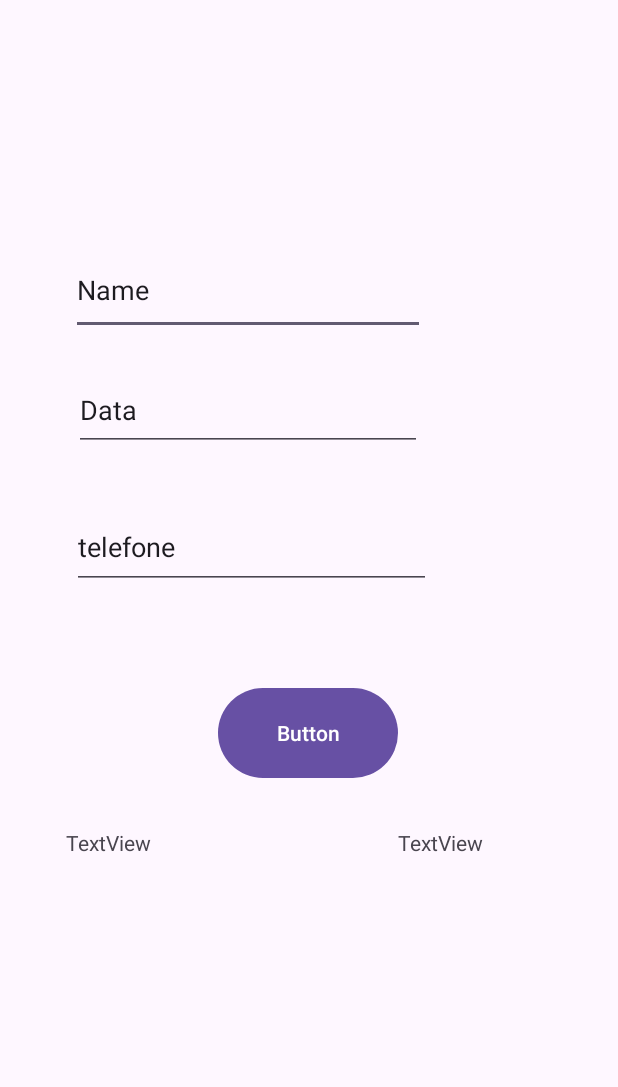
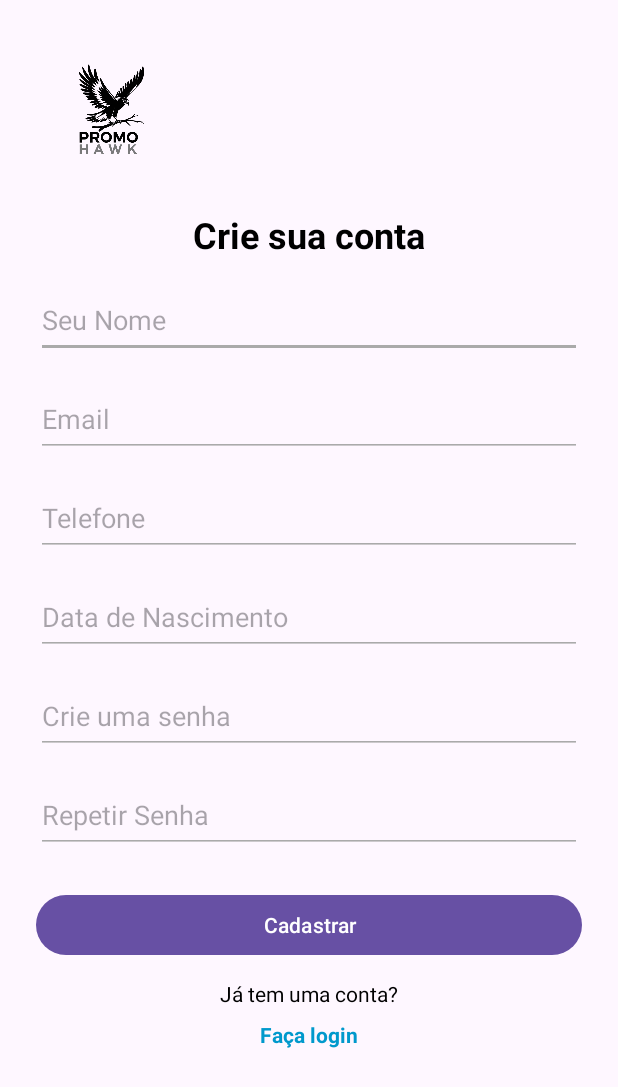
Before and after one commit to ddasni/PromoHawk_Mobile, an Android app: the Cadastro screen opened directly, with no data from a screen before it, on a phone screen of 412 x 824 dp. Shown: the top 1087 px of the screen. Run offline under Robolectric (Android 15) with nearby library versions, the phone set to English and light mode, and no system bars.

Commit message:
pagina cadastro.java e Login.java, funcionando e bonitinhas, erros feitos(fazer a pagina do esqueceu a senha, home)

```diff
--- a/app/src/main/AndroidManifest.xml
+++ b/app/src/main/AndroidManifest.xml
@@ -12,6 +12,9 @@
         android:supportsRtl="true"
         android:theme="@style/Theme.Promohawk"
         tools:targetApi="31">
+        <activity
+            android:name=".RecuperarSenha"
+            android:exported="false" />
         <activity
             android:name=".Home"
             android:exported="false" />
--- a/app/src/main/java/com/example/promohawk/Cadastro.java
+++ b/app/src/main/java/com/example/promohawk/Cadastro.java
@@ -1,24 +1,76 @@
 package com.example.promohawk;
 
+import android.content.Intent;
 import android.os.Bundle;
+import android.text.InputFilter;
+import android.widget.Button;
+import android.widget.EditText;
+import android.widget.TextView;
+import android.widget.Toast;
 
-import androidx.activity.EdgeToEdge;
 import androidx.appcompat.app.AppCompatActivity;
-import androidx.core.graphics.Insets;
-import androidx.core.view.ViewCompat;
-import androidx.core.view.WindowInsetsCompat;
 
 public class Cadastro extends AppCompatActivity {
+
+    private EditText editNomeUsuario, editEmail, editData, editTelefone, editSenha, editConfirmarSenha;
+    private Button btnCadastrar;
+    private TextView txtLogin, txtNs;
 
     @Override
     protected void onCreate(Bundle savedInstanceState) {
         super.onCreate(savedInstanceState);
-        EdgeToEdge.enable(this);
         setContentView(R.layout.activity_cadastro);
-        ViewCompat.setOnApplyWindowInsetsListener(findViewById(R.id.main), (v, insets) -> {
-            Insets systemBars = insets.getInsets(WindowInsetsCompat.Type.systemBars());
-            v.setPadding(systemBars.left, systemBars.top, systemBars.right, systemBars.bottom);
-            return insets;
+
+        editNomeUsuario = findViewById(R.id.EditNusuario);
+        editEmail = findViewById(R.id.EditEmail1);
+        editData = findViewById(R.id.Editdata);
+        editTelefone = findViewById(R.id.EditTelefone);
+        editSenha = findViewById(R.id.EditSenhaC);
+        editConfirmarSenha = findViewById(R.id.EditSenhaC1);
+        btnCadastrar = findViewById(R.id.btnEntrar1);
+        txtLogin = findViewById(R.id.txtLogin1);
+        txtNs = findViewById(R.id.txtNs); // ignorado
+
+        // Aplica limites de caracteres
+        editNomeUsuario.setFilters(new InputFilter[]{new InputFilter.LengthFilter(50)});
+        editEmail.setFilters(new InputFilter[]{new InputFilter.LengthFilter(100)});
+        editData.setFilters(new InputFilter[]{new InputFilter.LengthFilter(10)});
+        editTelefone.setFilters(new InputFilter[]{new InputFilter.LengthFilter(11)});
+        editSenha.setFilters(new InputFilter[]{new InputFilter.LengthFilter(20)});
+        editConfirmarSenha.setFilters(new InputFilter[]{new InputFilter.LengthFilter(20)});
+
+        btnCadastrar.setOnClickListener(v -> {
+            String nome = editNomeUsuario.getText().toString().trim();
+            String email = editEmail.getText().toString().trim();
+            String data = editData.getText().toString().trim();
+            String telefone = editTelefone.getText().toString().trim();
+            String senha = editSenha.getText().toString();
+            String confirmarSenha = editConfirmarSenha.getText().toString();
+
+            if (nome.isEmpty() || email.isEmpty() || data.isEmpty() || telefone.isEmpty() || senha.isEmpty() || confirmarSenha.isEmpty()) {
+                Toast.makeText(this, "Preencha todos os campos.", Toast.LENGTH_SHORT).show();
+                return;
+            }
+
+            if (!email.endsWith("@gmail.com")) {
+                Toast.makeText(this, "O e-mail deve ser @gmail.com", Toast.LENGTH_SHORT).show();
+                return;
+            }
+
+            if (!senha.equals(confirmarSenha)) {
+                Toast.makeText(this, "As senhas não coincidem.", Toast.LENGTH_SHORT).show();
+                return;
+            }
+
+            // Se tudo estiver certo, só então vai para a tela de verificação
+            Intent intent = new Intent(Cadastro.this, Home.class);
+            startActivity(intent);
+        });
+
+        txtLogin.setOnClickListener(v -> {
+            Intent intent = new Intent(Cadastro.this, Login.class);
+            startActivity(intent);
+            finish();
         });
     }
 }
--- a/app/src/main/java/com/example/promohawk/MainActivity.java
+++ b/app/src/main/java/com/example/promohawk/MainActivity.java
@@ -17,7 +17,7 @@ public class MainActivity extends AppCompatActivity {
         new Handler(Looper.getMainLooper()).postDelayed(new Runnable() {
             @Override
             public void run() {
-                Intent intent = new Intent(MainActivity.this, Home.class);
+                Intent intent = new Intent(MainActivity.this, Login.class);
                 MainActivity.this.startActivity(intent);
                 MainActivity.this.finish();
             }
--- a/app/src/main/res/layout/activity_cadastro.xml
+++ b/app/src/main/res/layout/activity_cadastro.xml
@@ -1,75 +1,150 @@
 <?xml version="1.0" encoding="utf-8"?>
-<androidx.constraintlayout.widget.ConstraintLayout xmlns:android="http://schemas.android.com/apk/res/android"
+<androidx.constraintlayout.widget.ConstraintLayout
+    xmlns:android="http://schemas.android.com/apk/res/android"
     xmlns:app="http://schemas.android.com/apk/res-auto"
     xmlns:tools="http://schemas.android.com/tools"
-    android:id="@+id/main"
     android:layout_width="match_parent"
     android:layout_height="match_parent"
+    android:padding="24dp"
     tools:context=".Cadastro">
 
+
+    <ImageView
+        android:id="@+id/logoImage"
+        android:layout_width="100dp"
+        android:layout_height="100dp"
+        android:src="@drawable/logo"
+        tools:ignore="MissingConstraints" />
+
+
+    <!-- Título -->
+    <TextView
+        android:id="@+id/tituloCadastro"
+        android:layout_width="wrap_content"
+        android:layout_height="wrap_content"
+        android:text="Crie sua conta"
+        android:textSize="24sp"
+        android:textStyle="bold"
+        android:textColor="@android:color/black"
+        app:layout_constraintTop_toBottomOf="@id/logoImage"
+        app:layout_constraintStart_toStartOf="parent"
+        app:layout_constraintEnd_toEndOf="parent"
+        android:layout_marginTop="16dp"
+        android:layout_marginBottom="16dp"/>
+
+    <!-- Nome -->
     <EditText
-        android:id="@+id/editTextText3"
-        android:layout_width="236dp"
-        android:layout_height="60dp"
-        android:layout_marginStart="47dp"
-        android:layout_marginTop="163dp"
-        android:ems="10"
-        android:inputType="text"
-        android:text="Name"
+        android:id="@+id/EditNusuario"
+        android:layout_width="0dp"
+        android:layout_height="50dp"
+        android:hint="Seu Nome"
+        android:inputType="textPersonName"
+        android:backgroundTint="@android:color/darker_gray"
+        app:layout_constraintTop_toBottomOf="@id/tituloCadastro"
         app:layout_constraintStart_toStartOf="parent"
-        app:layout_constraintTop_toTopOf="parent" />
+        app:layout_constraintEnd_toEndOf="parent"
+        android:layout_marginTop="16dp"/>
 
+    <!-- Email -->
     <EditText
-        android:id="@+id/editTextDate"
-        android:layout_width="232dp"
-        android:layout_height="54dp"
-        android:layout_marginStart="49dp"
-        android:layout_marginTop="23dp"
-        android:ems="10"
+        android:id="@+id/EditEmail1"
+        android:layout_width="0dp"
+        android:layout_height="50dp"
+        android:hint="Email"
+        android:inputType="textEmailAddress"
+        android:backgroundTint="@android:color/darker_gray"
+        app:layout_constraintTop_toBottomOf="@id/EditNusuario"
+        app:layout_constraintStart_toStartOf="parent"
+        app:layout_constraintEnd_toEndOf="parent"
+        android:layout_marginTop="16dp"/>
+
+    <!-- Telefone -->
+    <EditText
+        android:id="@+id/EditTelefone"
+        android:layout_width="0dp"
+        android:layout_height="50dp"
+        android:hint="Telefone"
+        android:inputType="phone"
+        android:backgroundTint="@android:color/darker_gray"
+        app:layout_constraintTop_toBottomOf="@id/EditEmail1"
+        app:layout_constraintStart_toStartOf="parent"
+        app:layout_constraintEnd_toEndOf="parent"
+        android:layout_marginTop="16dp"/>
+
+    <!-- Data de Nascimento -->
+    <EditText
+        android:id="@+id/Editdata"
+        android:layout_width="0dp"
+        android:layout_height="50dp"
+        android:hint="Data de Nascimento"
         android:inputType="date"
-        android:text="Data"
+        android:backgroundTint="@android:color/darker_gray"
+        app:layout_constraintTop_toBottomOf="@id/EditTelefone"
         app:layout_constraintStart_toStartOf="parent"
-        app:layout_constraintTop_toBottomOf="@+id/editTextText3" />
+        app:layout_constraintEnd_toEndOf="parent"
+        android:layout_marginTop="16dp"/>
 
+    <!-- Senha -->
     <EditText
-        android:id="@+id/editTextPhone"
-        android:layout_width="239dp"
-        android:layout_height="56dp"
-        android:layout_marginStart="48dp"
-        android:layout_marginTop="36dp"
-        android:ems="10"
-        android:inputType="phone"
-        android:text="telefone"
+        android:id="@+id/EditSenhaC"
+        android:layout_width="0dp"
+        android:layout_height="50dp"
+        android:hint="Crie uma senha"
+        android:inputType="textPassword"
+        android:backgroundTint="@android:color/darker_gray"
+        app:layout_constraintTop_toBottomOf="@id/Editdata"
         app:layout_constraintStart_toStartOf="parent"
-        app:layout_constraintTop_toBottomOf="@+id/editTextDate" />
+        app:layout_constraintEnd_toEndOf="parent"
+        android:layout_marginTop="16dp"/>
 
+    <!-- Confirmar Senha -->
+    <EditText
+        android:id="@+id/EditSenhaC1"
+        android:layout_width="0dp"
+        android:layout_height="50dp"
+        android:hint="Repetir Senha"
+        android:inputType="textPassword"
+        android:backgroundTint="@android:color/darker_gray"
+        app:layout_constraintTop_toBottomOf="@id/EditSenhaC"
+        app:layout_constraintStart_toStartOf="parent"
+        app:layout_constraintEnd_toEndOf="parent"
+        android:layout_marginTop="16dp"/>
+
+    <!-- Botão de Cadastro -->
     <Button
-        android:id="@+id/button2"
-        android:layout_width="120dp"
-        android:layout_height="68dp"
-        android:layout_marginStart="145dp"
-        android:layout_marginTop="62dp"
-        android:text="Button"
+        android:id="@+id/btnEntrar1"
+        android:layout_width="0dp"
+        android:layout_height="wrap_content"
+        android:text="Cadastrar"
+        app:layout_constraintTop_toBottomOf="@id/EditSenhaC1"
         app:layout_constraintStart_toStartOf="parent"
-        app:layout_constraintTop_toBottomOf="@+id/editTextPhone" />
+        app:layout_constraintEnd_toEndOf="parent"
+        android:layout_marginTop="24dp"/>
 
+    <!-- Já tem uma conta -->
     <TextView
-        android:id="@+id/textView4"
-        android:layout_width="73dp"
-        android:layout_height="38dp"
-        android:layout_marginStart="44dp"
-        android:layout_marginTop="159dp"
-        android:text="TextView"
+        android:id="@+id/txtLogin1"
+        android:layout_width="wrap_content"
+        android:layout_height="wrap_content"
+        android:text="Já tem uma conta?"
+        android:textColor="@android:color/black"
+        android:textSize="14sp"
+        app:layout_constraintTop_toBottomOf="@id/btnEntrar1"
         app:layout_constraintStart_toStartOf="parent"
-        app:layout_constraintTop_toBottomOf="@+id/editTextPhone" />
+        app:layout_constraintEnd_toEndOf="parent"
+        android:layout_marginTop="12dp"/>
 
+    <!-- Link para login -->
     <TextView
-        android:id="@+id/textView5"
-        android:layout_width="63dp"
-        android:layout_height="28dp"
-        android:layout_marginStart="148dp"
-        android:layout_marginTop="159dp"
-        android:text="TextView"
-        app:layout_constraintStart_toEndOf="@+id/textView4"
-        app:layout_constraintTop_toBottomOf="@+id/editTextPhone" />
+        android:id="@+id/txtNs"
+        android:layout_width="wrap_content"
+        android:layout_height="wrap_content"
+        android:text="Faça login"
+        android:textColor="@android:color/holo_blue_dark"
+        android:textSize="14sp"
+        android:textStyle="bold"
+        app:layout_constraintTop_toBottomOf="@id/txtLogin1"
+        app:layout_constraintStart_toStartOf="parent"
+        app:layout_constraintEnd_toEndOf="parent"
+        android:layout_marginTop="8dp"/>
 </androidx.constraintlayout.widget.ConstraintLayout>
```
Also changed, not shown: app/src/main/java/com/example/promohawk/Login.java (+53 -9 lines), app/src/main/java/com/example/promohawk/RecuperarSenha.java (added, +24 -0 lines), app/src/main/res/layout/activity_login.xml (+66 -54 lines), app/src/main/res/layout/activity_recuperar_senha.xml (added, +19 -0 lines).
